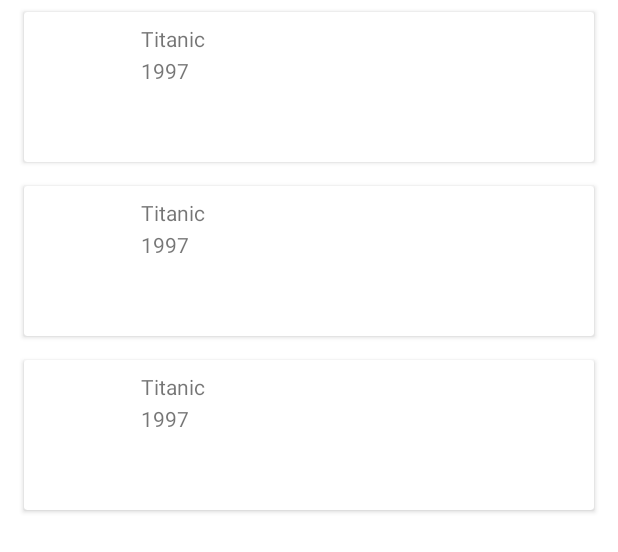
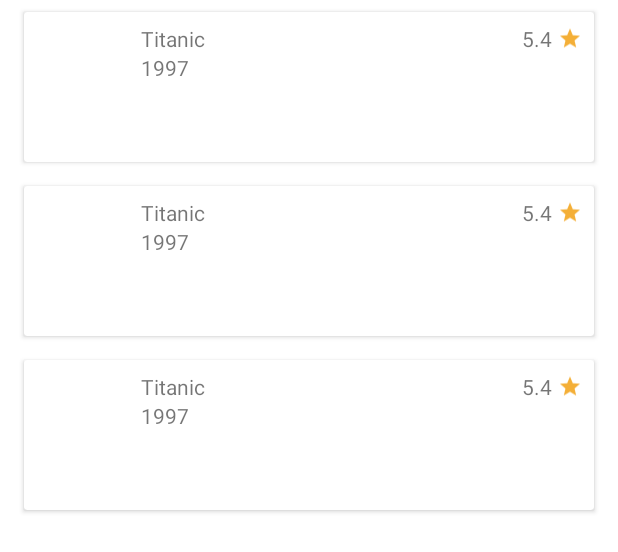
Before and after one commit to DionisiuV/cinemania, an Android app: the layout fragment_movies.xml on its own in the app's theme, with its tools: preview values and no code run, on a phone screen of 412 x 824 dp. Shown: the top 552 px of the screen. Run offline under Robolectric (Android 15) with nearby library versions, the phone set to English and light mode, and no system bars.

Commit message:
movie list changes
display description and rating instead of  available hours, i will display a.h in movieFragment

```diff
--- a/app/src/main/java/ro/valentin/cinemania/data/network/dto/MovieDto.kt
+++ b/app/src/main/java/ro/valentin/cinemania/data/network/dto/MovieDto.kt
@@ -10,7 +10,8 @@ data class MovieDto(
     @SerializedName("vote_average") val rating: Double,
     @SerializedName("release_date") val releaseDate: String,
     val popularity: Double,
-    @SerializedName("original_language") val originalLanguage: String
+    @SerializedName("original_language") val originalLanguage: String,
+    @SerializedName("overview") val description: String,
 )
 
-fun MovieDto.toMovie(): Movie = Movie(id, title, posterPath, releaseDate)
+fun MovieDto.toMovie(): Movie = Movie(id, title, posterPath, releaseDate, description, rating)
--- a/app/src/main/java/ro/valentin/cinemania/data/network/dto/MoviesDto.kt
+++ b/app/src/main/java/ro/valentin/cinemania/data/network/dto/MoviesDto.kt
@@ -7,7 +7,7 @@ data class MoviesDto(
     val page: Int,
     @SerializedName("results") val movieDtoList: List<MovieDto>,
     @SerializedName("total_pages") val totalPages: Int,
-    @SerializedName("total_results") val totalResults: Int
+    @SerializedName("total_results") val totalResults: Int,
 )
 
 data class Dates(
--- a/app/src/main/java/ro/valentin/cinemania/domain/model/Movie.kt
+++ b/app/src/main/java/ro/valentin/cinemania/domain/model/Movie.kt
@@ -5,4 +5,6 @@ data class Movie(
     val title: String,
     val posterPath: String? = null,
     val releaseDate: String,
+    val description: String,
+    val rating: Double
 )
--- /dev/null
+++ b/app/src/main/res/drawable/ic_baseline_star_24.xml
@@ -0,0 +1,5 @@
+<vector android:height="16dp" android:tint="#F4AF37"
+    android:viewportHeight="24" android:viewportWidth="24"
+    android:width="16dp" xmlns:android="http://schemas.android.com/apk/res/android">
+    <path android:fillColor="@android:color/white" android:pathData="M12,17.27L18.18,21l-1.64,-7.03L22,9.24l-7.19,-0.61L12,2 9.19,8.63 2,9.24l5.46,4.73L5.82,21z"/>
+</vector>
--- a/app/src/main/res/layout/item_movie.xml
+++ b/app/src/main/res/layout/item_movie.xml
@@ -25,8 +25,7 @@
 
         <androidx.constraintlayout.widget.ConstraintLayout
             android:layout_width="match_parent"
-            android:layout_height="wrap_content"
-            android:orientation="horizontal">
+            android:layout_height="wrap_content">
 
             <ImageView
                 android:id="@+id/posterImageView"
@@ -55,22 +54,59 @@
                 tools:text="1997"
                 android:text="@{movie.releaseDate.substring(0, 4) }"
                 android:layout_marginStart="8dp"
-                android:layout_marginTop="2dp"
                 app:layout_constraintStart_toEndOf="@+id/posterImageView"
                 app:layout_constraintTop_toBottomOf="@+id/titleTextView"/>
 
-            <androidx.recyclerview.widget.RecyclerView
-                android:id="@+id/timeRecyclerView"
+            <LinearLayout
+                android:layout_margin="8dp"
                 android:layout_width="wrap_content"
                 android:layout_height="wrap_content"
-                android:orientation="horizontal"
-                app:layoutManager="androidx.recyclerview.widget.LinearLayoutManager"
+                app:layout_constraintEnd_toEndOf="parent"
+                app:layout_constraintTop_toTopOf="parent"
+                android:layout_gravity="center_horizontal"
+                android:orientation="horizontal">
+
+                <TextView
+                    android:layout_marginEnd="4dp"
+                    android:layout_width="wrap_content"
+                    android:layout_height="wrap_content"
+                    tools:text="5.4"
+                    android:text="@{String.valueOf(movie.rating)}"/>
+
+                <ImageView
+                    android:layout_width="wrap_content"
+                    android:layout_height="match_parent"
+                    android:src="@drawable/ic_baseline_star_24"/>
+
+
+
+            </LinearLayout>
+
+            <TextView
+                android:id="@+id/descriptionTextView"
+                android:layout_width="0dp"
+                android:layout_height="0dp"
+                app:layout_constraintTop_toBottomOf="@+id/movieYearTextView"
                 app:layout_constraintStart_toEndOf="@+id/posterImageView"
+                app:layout_constraintEnd_toEndOf="parent"
                 app:layout_constraintBottom_toBottomOf="parent"
-                tools:listitem="@layout/item_time_select"
-                android:layout_marginStart="8dp"
-                android:layout_marginBottom="8dp"/>
+                android:layout_margin="8dp"
+                android:scrollbars="vertical"
+                android:text="@{movie.description}"
 
+                />
+
+<!--                <androidx.recyclerview.widget.RecyclerView-->
+<!--                    android:id="@+id/timeRecyclerView"-->
+<!--                    android:layout_width="wrap_content"-->
+<!--                    android:layout_height="wrap_content"-->
+<!--                    android:layout_marginStart="8dp"-->
+<!--                    android:layout_marginBottom="8dp"-->
+<!--                    android:orientation="horizontal"-->
+<!--                    app:layoutManager="androidx.recyclerview.widget.LinearLayoutManager"-->
+<!--                    app:layout_constraintBottom_toBottomOf="parent"-->
+<!--                    app:layout_constraintStart_toEndOf="@+id/posterImageView"-->
+<!--                    tools:listitem="@layout/item_time_select" />-->
 
         </androidx.constraintlayout.widget.ConstraintLayout>
     </androidx.cardview.widget.CardView>
```
Also changed, not shown: app/src/main/java/ro/valentin/cinemania/presentation/movies/MoviesAdapter.kt (+12 -13 lines), app/src/main/java/ro/valentin/cinemania/presentation/movies/SelectTimeAdapter.kt (+7 -5 lines).
